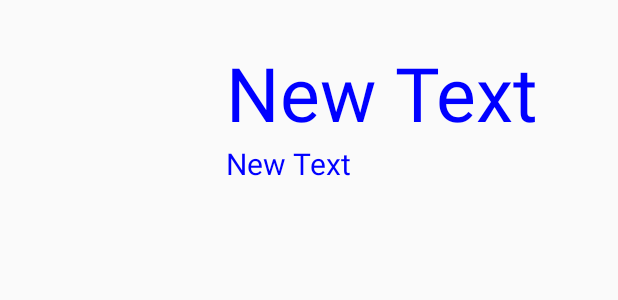
After one commit to youtapong/MyTraffic_2016-02-20, an Android app: the layout my_listview.xml on its own in the app's theme, with its tools: preview values and no code run, on a phone screen of 412 x 824 dp. The commit adds this screen. Shown: the top 300 px of the screen. Run offline under Robolectric (Android 15) with nearby library versions, the phone set to English and light mode, and no system bars.

Commit message:
ออกแบบ UI of List View

```diff
--- /dev/null
+++ b/app/src/main/res/layout/my_listview.xml
@@ -0,0 +1,35 @@
+<?xml version="1.0" encoding="utf-8"?>
+<LinearLayout xmlns:android="http://schemas.android.com/apk/res/android"
+    android:orientation="horizontal" android:layout_width="match_parent"
+    android:layout_height="wrap_content">
+
+    <ImageView
+        android:layout_width="@dimen/icon"
+        android:layout_height="@dimen/icon"
+        android:id="@+id/imageView"
+        android:layout_margin="15dp" />
+
+    <LinearLayout
+        android:orientation="vertical"
+        android:layout_width="match_parent"
+        android:layout_height="match_parent"
+        android:gravity="center_vertical">
+
+        <TextView
+            android:layout_width="wrap_content"
+            android:layout_height="wrap_content"
+            android:text="New Text"
+            android:id="@+id/textView2"
+            android:textSize="@dimen/h1"
+            android:textColor="@color/text" />
+
+        <TextView
+            android:layout_width="wrap_content"
+            android:layout_height="wrap_content"
+            android:text="New Text"
+            android:id="@+id/textView3"
+            android:textSize="@dimen/h2"
+            android:textColor="@color/text" />
+    </LinearLayout>
+
+</LinearLayout>
--- a/app/src/main/res/values/dimens.xml
+++ b/app/src/main/res/values/dimens.xml
@@ -4,4 +4,5 @@
     <dimen name="activity_vertical_margin">16dp</dimen>
     <dimen name="h1">50sp</dimen>
     <dimen name="h2">20sp</dimen>
+    <dimen name="icon">120dp</dimen>
 </resources>
```
